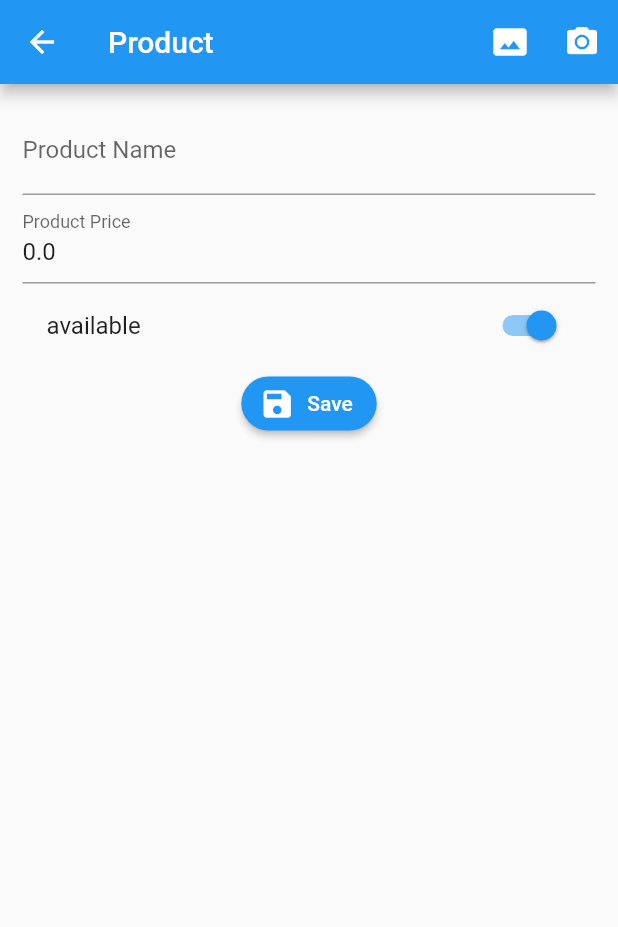
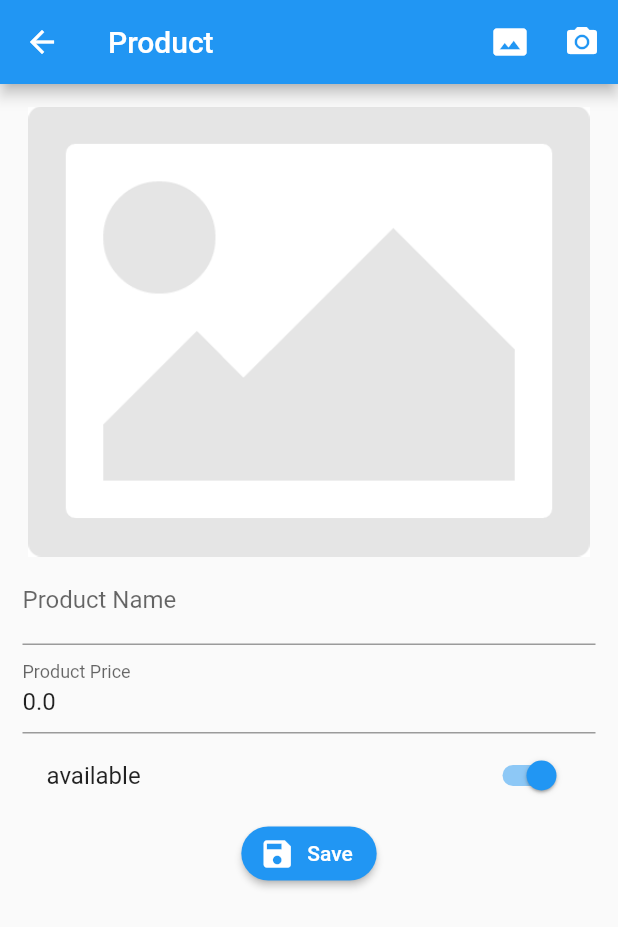
Before and after one commit to jeryramirez/FireCloud, a Flutter app: the ProductPage screen opened by its route, after a tap on the "photo size select actual" icon, on a phone screen of 412 x 824 dp. Shown: the top 927 px of the screen. Run offline on Flutter 3.47's test engine with Material 2 defaults, Android fonts, the phone set to English and light mode, and no system bars; our stand-ins replace image_picker, rxdart; network calls fail.

Commit message:
product page picker image from gallery ready sec12 cap16

```diff
--- a/lib/src/pages/product_page.dart
+++ b/lib/src/pages/product_page.dart
@@ -1,7 +1,10 @@
+import 'dart:io';
+
 import 'package:flutter/material.dart';
 import 'package:formvalidation/src/models/product_model.dart';
 import 'package:formvalidation/src/providers/products_provider.dart';
 import 'package:formvalidation/src/utils/utils.dart';
+import 'package:image_picker/image_picker.dart';
 
 class ProductPage extends StatefulWidget {
   @override
@@ -13,6 +16,8 @@ class _ProductPageState extends State<ProductPage> {
   final scaffoldKey = GlobalKey<ScaffoldState>();
 
   bool _saving = false;
+
+  File photo;
 
   ProductModel product = new ProductModel();
 
@@ -33,7 +38,7 @@ class _ProductPageState extends State<ProductPage> {
         actions: <Widget>[
           IconButton(
             icon: Icon(Icons.photo_size_select_actual),
-            onPressed: () {},
+            onPressed: _sellecctPicture,
           ),
           IconButton(
             icon: Icon(Icons.camera_alt),
@@ -48,6 +53,7 @@ class _ProductPageState extends State<ProductPage> {
             key: formKey,
             child: Column(
               children: <Widget>[
+                _showPhoto(),
                 _productName(),
                 _productPrice(),
                 _available(),
@@ -130,4 +136,23 @@ class _ProductPageState extends State<ProductPage> {
 
     scaffoldKey.currentState.showSnackBar(snackbar);
   }
+
+  Widget _showPhoto() {
+    if (product.photoUrl != null) {
+      return Container();
+    } else {
+      return Image(
+        image: AssetImage( photo?.path ?? 'assets/no-image.png'),
+        height: 300.0,
+        fit: BoxFit.cover,
+      );
+    }
+  }
+
+  _sellecctPicture() async {
+    print('ok');
+    photo = await ImagePicker.pickImage(source: ImageSource.gallery);
+    if (photo != null) {}
+    setState(() {});
+  }
 }
--- a/pubspec.yaml
+++ b/pubspec.yaml
@@ -30,6 +30,7 @@ dependencies:
   cupertino_icons: ^0.1.3
   rxdart: ^0.22.0
   http:
+  image_picker:
 
 dev_dependencies:
   flutter_test:
@@ -47,9 +48,8 @@ flutter:
   uses-material-design: true
 
   # To add assets to your application, add an assets section, like this:
-  # assets:
-  #   - images/a_dot_burr.jpeg
-  #   - images/a_dot_ham.jpeg
+  assets:
+    - assets/
 
   # An image asset can refer to one or more resolution-specific "variants", see
   # https://flutter.dev/assets-and-images/#resolution-aware.
```
Also changed, not shown: assets/loading.gif (added), assets/no-image.png (added), pubspec.lock, 1 other file.
